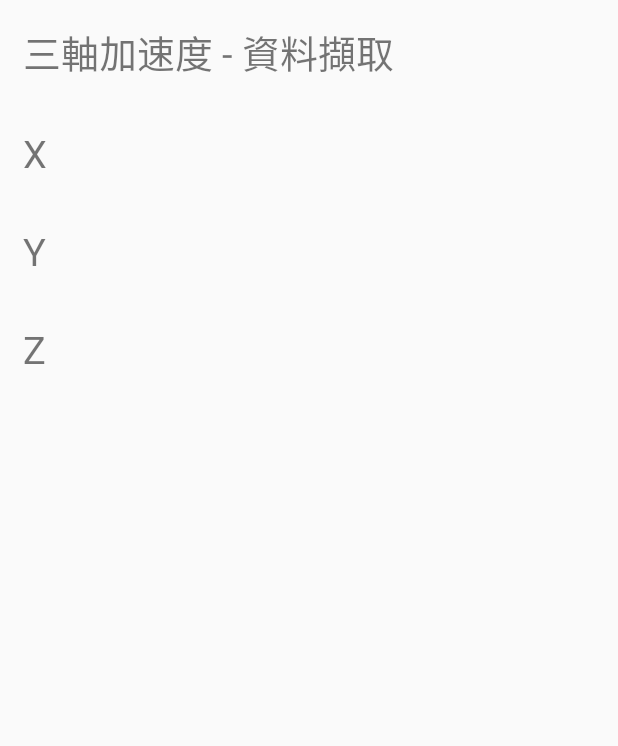
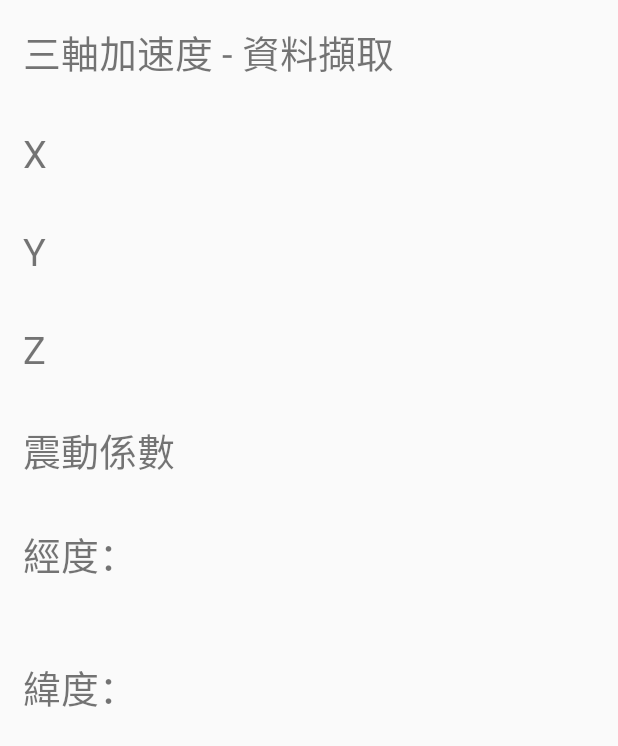
Before and after one commit to g0v/loopin_android, an Android app: the screen it shows after launch (MainActivity), on a phone screen of 412 x 824 dp. Shown: the top 746 px of the screen. Run offline under Robolectric (Android 15) with nearby library versions, the phone set to English and light mode, and no system bars.

Commit message:
gps not move

```diff
--- a/app/src/main/AndroidManifest.xml
+++ b/app/src/main/AndroidManifest.xml
@@ -1,6 +1,10 @@
 <?xml version="1.0" encoding="utf-8"?>
 <manifest xmlns:android="http://schemas.android.com/apk/res/android"
     package="com.example.o4siang.test" >
+
+    <uses-permission android:name="android.permission.ACCESS_COARSE_LOCATION" />
+    <uses-permission android:name="android.permission.ACCESS_FINE_LOCATION" />
+    <uses-permission android:name="android.permission.INTERNET"></uses-permission>
 
     <application
         android:allowBackup="true"
@@ -15,6 +19,8 @@
                 <category android:name="android.intent.category.LAUNCHER" />
             </intent-filter>
         </activity>
+
+
     </application>
 
 </manifest>
--- a/app/src/main/java/com/example/o4siang/test/MainActivity.java
+++ b/app/src/main/java/com/example/o4siang/test/MainActivity.java
@@ -1,5 +1,7 @@
 package com.example.o4siang.test;
 
+import android.Manifest;
+import android.content.pm.PackageManager;
 import android.support.v7.app.AppCompatActivity;
 import android.os.Bundle;
 import android.app.Activity;
@@ -12,14 +14,28 @@ import android.view.Window;
 import android.view.WindowManager;
 import android.widget.TextView;
 import android.widget.Toast;
+import android.location.Location;
+import android.location.LocationListener;
+import android.location.LocationManager;
+import android.content.Context;
+import android.content.Intent;
+import android.location.Criteria;
+import android.provider.Settings;
 
-public class MainActivity extends Activity implements SensorEventListener {
+
+import static java.lang.Math.sqrt;
+
+public class MainActivity extends Activity implements SensorEventListener, LocationListener {
     private TextView text_x;
     private TextView text_y;
     private TextView text_z;
+    private TextView text_all;
     private SensorManager aSensorManager;
     private Sensor aSensor;
     private float gravity[] = new float[3];
+    private boolean getService = false;
+    private LocationManager lms;
+    private String bestProvider = LocationManager.GPS_PROVIDER;    //最佳資訊提供者
     /** Called when the activity is first created. */
     @Override
     public void onCreate(Bundle savedInstanceState) {
@@ -29,28 +45,84 @@ public class MainActivity extends Activity implements SensorEventListener {
                 WindowManager.LayoutParams.FLAG_FULLSCREEN);
         setContentView(R.layout.activity_main);
 
-        text_x = (TextView)findViewById(R.id.TextView01);
-        text_y = (TextView)findViewById(R.id.TextView02);
-        text_z = (TextView)findViewById(R.id.TextView03);
-
-        aSensorManager=(SensorManager) getSystemService(SENSOR_SERVICE);
+        text_x = (TextView) findViewById(R.id.TextView01);
+        text_y = (TextView) findViewById(R.id.TextView02);
+        text_z = (TextView) findViewById(R.id.TextView03);
+        text_all = (TextView) findViewById(R.id.TextView04);
+        aSensorManager = (SensorManager) getSystemService(SENSOR_SERVICE);
         aSensor = aSensorManager.getDefaultSensor(Sensor.TYPE_ACCELEROMETER);
         aSensorManager.registerListener(this, aSensor, aSensorManager.SENSOR_DELAY_NORMAL);
+
+        LocationManager status = (LocationManager) (this.getSystemService(Context.LOCATION_SERVICE));
+        if (status.isProviderEnabled(LocationManager.GPS_PROVIDER) || status.isProviderEnabled(LocationManager.NETWORK_PROVIDER)) {
+            //如果GPS或網路定位開啟，呼叫locationServiceInitial()更新位置
+            getService = true;
+            locationServiceInitial();
+        }
+        else {
+            Toast.makeText(this, "請開啟定位服務", Toast.LENGTH_LONG).show();
+            startActivity(new Intent(Settings.ACTION_LOCATION_SOURCE_SETTINGS));    //開啟設定頁面
+        }
     }
+
+
+
+    private void locationServiceInitial() {
+        lms = (LocationManager) getSystemService(LOCATION_SERVICE);    //取得系統定位服務
+
+
+        Criteria criteria = new Criteria();    //資訊提供者選取標準
+        bestProvider = lms.getBestProvider(criteria, true);
+        Location location = lms.getLastKnownLocation(bestProvider);    //使用GPS定位座標
+        getLocation(location);
+    }
+
+    private void getLocation(Location location) {    //將定位資訊顯示在畫面中
+        if (location != null) {
+            TextView longitude_txt = (TextView) findViewById(R.id.longitude);
+            TextView latitude_txt = (TextView) findViewById(R.id.latitude);
+
+            Double longitude = location.getLongitude();    //取得經度
+            Double latitude = location.getLatitude();    //取得緯度
+
+            longitude_txt.setText(String.valueOf(longitude));
+            latitude_txt.setText(String.valueOf(latitude));
+        } else {
+            Toast.makeText(this, "無法定位座標", Toast.LENGTH_LONG).show();
+        }
+    }
+
+
     @Override
     public void onAccuracyChanged(Sensor sensor, int accuracy) {
 // TODO Auto-generated method stub
 
     }
+
     @Override
     public void onSensorChanged(SensorEvent event) {
 // TODO Auto-generated method stub
         gravity[0] = event.values[0];
         gravity[1] = event.values[1];
         gravity[2] = event.values[2];
-        text_x.setText("X = "+gravity[0]);
-        text_y.setText("Y = "+gravity[1]);
-        text_z.setText("Z = "+gravity[2]);
+        float total = gravity[0] * gravity[0] + gravity[1] * gravity[1] + gravity[2] * gravity[2];
+        float result;
+        result = (float) sqrt(total);
+        text_x.setText("X = " + gravity[0]);
+        text_y.setText("Y = " + gravity[1]);
+        text_z.setText("Z = " + gravity[2]);
+        text_all.setText("震動 ＝ " + result);
+    }
+
+    @Override
+    protected void onResume() {
+        // TODO Auto-generated method stub
+        super.onResume();
+        if (getService) {
+
+            lms.requestLocationUpdates(bestProvider, 100, 1, this);
+            //服務提供者、更新頻率60000毫秒=1分鐘、最短距離、地點改變時呼叫物件
+        }
     }
     @Override
     protected void onPause()
@@ -60,5 +132,35 @@ public class MainActivity extends Activity implements SensorEventListener {
         aSensorManager.unregisterListener(this);
         Toast.makeText(this, "Unregister accelerometerListener", Toast.LENGTH_LONG).show();
         super.onPause();
+        if(getService) {
+            lms.removeUpdates(this);	//離開頁面時停止更新
+        }
+
     }
+
+    @Override
+    public void onLocationChanged(Location location) {	//當地點改變時
+        // TODO Auto-generated method stub
+        getLocation(location);
+    }
+
+    @Override
+    public void onProviderDisabled(String arg0) {	//當GPS或網路定位功能關閉時
+        // TODO Auto-generated method stub
+
+    }
+
+    @Override
+    public void onProviderEnabled(String arg0) {	//當GPS或網路定位功能開啟
+        // TODO Auto-generated method stub
+
+    }
+
+    @Override
+    public void onStatusChanged(String provider, int status, Bundle extras) {	//定位狀態改變
+        //status=OUT_OF_SERVICE 供應商停止服務
+        //status=TEMPORARILY_UNAVAILABLE 供應商暫停服務
+    }
+
+
 }
--- a/app/src/main/res/layout/activity_main.xml
+++ b/app/src/main/res/layout/activity_main.xml
@@ -36,4 +36,38 @@
         android:textSize="25sp"
         android:layout_margin="15sp"
         />
+
+    <TextView
+        android:layout_width="fill_parent"
+        android:layout_height="wrap_content"
+        android:text="震動係數"
+        android:id="@+id/TextView04"
+        android:textSize="25sp"
+        android:layout_margin="15sp"
+        />
+    <TextView
+        android:layout_width="fill_parent"
+        android:layout_height="wrap_content"
+        android:text="@string/longitude_label"
+        android:textSize="25sp"
+        android:layout_margin="15sp"
+        />
+    <TextView  android:id="@+id/longitude"
+        android:layout_width="fill_parent"
+        android:layout_height="wrap_content"
+
+        />
+    <TextView
+        android:layout_width="fill_parent"
+        android:layout_height="wrap_content"
+        android:text="@string/latitude_label"
+        android:textSize="25sp"
+        android:layout_margin="15sp"
+        />
+    <TextView  android:id="@+id/latitude"
+        android:layout_width="fill_parent"
+        android:layout_height="wrap_content"
+        android:text=""
+
+        />
 </LinearLayout>
--- a/app/src/main/res/values/strings.xml
+++ b/app/src/main/res/values/strings.xml
@@ -1,3 +1,6 @@
 <resources>
     <string name="app_name">test</string>
+    <string name="GPS">GPS/網路定位</string>
+    <string name="longitude_label">經度：</string>
+    <string name="latitude_label">緯度：</string>
 </resources>
```
